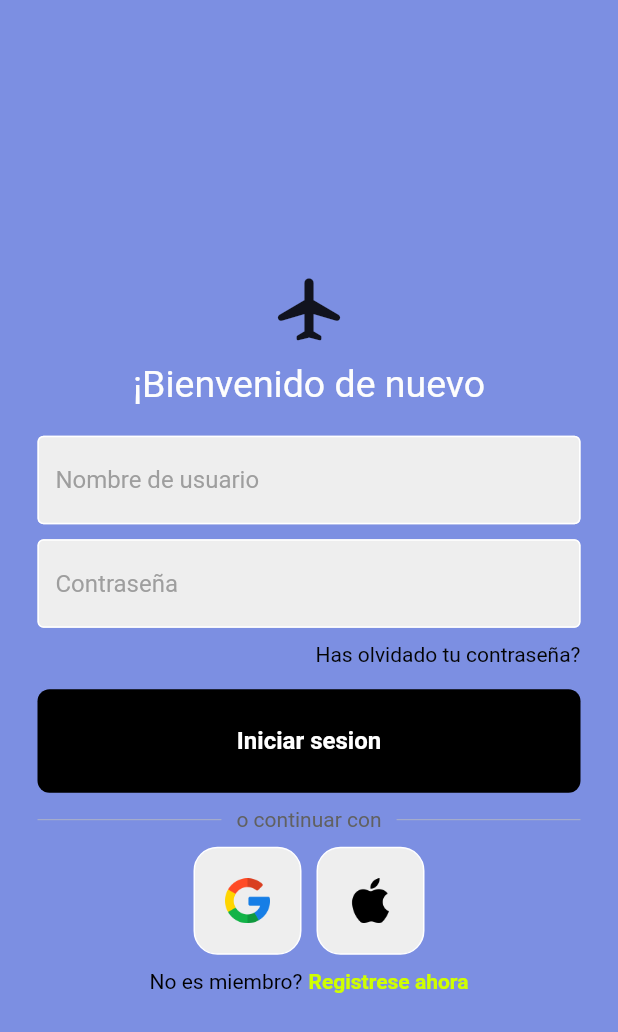
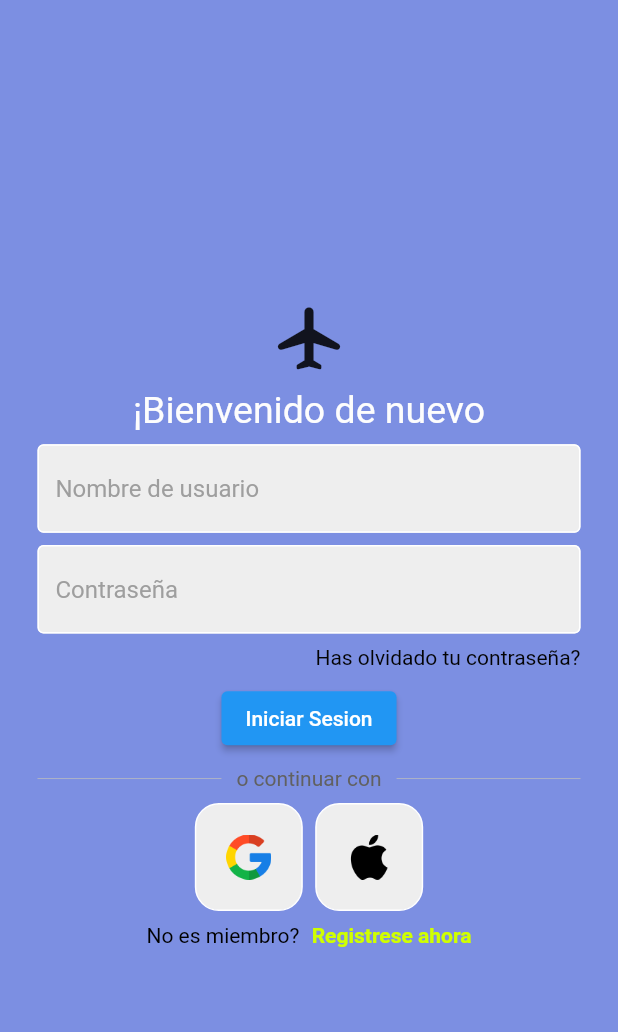
Before and after one commit to AlexanderPM-Dev/loginprueba, a Flutter app: the screen it shows after launch, on a phone screen of 412 x 824 dp. Shown: the top 1032 px of the screen. Run offline on Flutter 3.47's test engine with Material 2 defaults, Android fonts, the phone set to English and light mode, and no system bars.

Commit message:
first commit

```diff
--- a/lib/pages/login_page.dart
+++ b/lib/pages/login_page.dart
@@ -1,4 +1,5 @@
 import 'package:flutter/material.dart';
+import 'package:modernlogintute/Login/Bloc/login_bloc.dart';
 import 'package:modernlogintute/components/my_button.dart';
 import 'package:modernlogintute/components/my_textfield.dart';
 import 'package:modernlogintute/components/square_tile.dart';
@@ -13,27 +14,37 @@ class LoginPage extends StatelessWidget {
   // sign user in method
   void signUserIn() {}
 
+
+  //External vars
+  LoginBloc bloc = LoginBloc();
+
   @override
   Widget build(BuildContext context) {
+
+
+    // COMANDO PARA HACER RESPONSIVO EL FORMULARIO
+    Size size = MediaQuery.of(context).size;
+
     return Scaffold(
-      backgroundColor: Color.fromARGB(255, 124, 143, 226),
-      body: Container(
-        width: double.infinity,
+
+      body: Center(
+        child: Container(
+          width: size.width * 1,
           height: double.infinity,
+          color: Color.fromARGB(255, 124, 143, 226),
           child: SafeArea(
-
             child: Center(
               child: Column(
                 mainAxisAlignment: MainAxisAlignment.center,
                 children: [
-                const SizedBox(height: 20),
+                  SizedBox(height: size.height * 0.01),
                   // logo
                   const Icon(
                     Icons.local_airport_rounded,
                     size: 50,
                   ),
 
-                const SizedBox(height: 10),
+                  SizedBox(height:size.height * 0.01),
 
                   // welcome back, you've been missed!
                   const Center(
@@ -47,7 +58,7 @@ class LoginPage extends StatelessWidget {
                     ),
                   ),
 
-                const SizedBox(height: 20),
+                  SizedBox(height: size.height * 0.01),
 
                   // username textfield
                   MyTextField(
@@ -56,7 +67,7 @@ class LoginPage extends StatelessWidget {
                     obscureText: false,
                   ),
 
-                const SizedBox(height: 10),
+                  SizedBox(height: size.height * 0.01),
 
                   // password textfield
                   MyTextField(
@@ -65,7 +76,7 @@ class LoginPage extends StatelessWidget {
                     obscureText: true,
                   ),
 
-                const SizedBox(height: 10),
+                  SizedBox(height: size.height * 0.01),
 
                   // forgot password?
                   Padding(
@@ -81,14 +92,19 @@ class LoginPage extends StatelessWidget {
                     ),
                   ),
 
-                const SizedBox(height: 15),
+                  SizedBox(height: size.height * 0.01),
 
                   // sign in button
-                MyButton(
-                  onTap: signUserIn,
-                ),
+                  // MyButton(
+                  //   onTap: signUserIn,
+                  // ),
+                  buttonLoging(),
 
-                const SizedBox(height: 10),
+
+
+
+
+                  SizedBox(height: size.height * 0.01),
 
                   // or continue with
                   Padding(
@@ -118,23 +134,23 @@ class LoginPage extends StatelessWidget {
                     ),
                   ),
 
-                const SizedBox(height: 10),
+                SizedBox(height: size.height * 0.01),
 
                   // google + apple sign in buttons
                   Row(
                     mainAxisAlignment: MainAxisAlignment.center,
-                  children: const [
+                    children:  [
                       // google button
                       SquareTile(imagePath: 'lib/images/google.png'),
 
-                    SizedBox(width: 10),
+                      SizedBox(width: size.height * 0.01),
 
                       // apple button
                       SquareTile(imagePath: 'lib/images/apple.png')
                     ],
                   ),
 
-                const SizedBox(height: 10),
+                  SizedBox(height: size.height * 0.01),
 
                   // not a member? register now
                   Row(
@@ -146,7 +162,7 @@ class LoginPage extends StatelessWidget {
                           style: TextStyle(color: Color.fromARGB(255, 0, 0, 0)),
                         ),
                       ),
-                    SizedBox(width: 4),
+                      SizedBox(width: size.height * 0.01),
                       Text(
                         'Registrese ahora',
                         style: TextStyle(
@@ -161,6 +177,33 @@ class LoginPage extends StatelessWidget {
             ),
           ),
         ),
+      ),
     );
   }
+
+
+  imputLogings({required TextEditingController controller}) {
+                      return TextFormField(
+                        controller: controller,
+                        decoration: const InputDecoration(
+                          labelStyle: TextStyle(
+                            color: Color(0xFF6200EE),
+                          ),
+                          enabledBorder: UnderlineInputBorder(
+                            borderSide: BorderSide(color: Color(0xFF6200EE)),
+                          ),
+                        ),
+                      );
                     }
+  buttonLoging() {
+    return ElevatedButton(
+      onPressed: () {
+        // Respond to button press
+        bloc.requestLogin(user: usernameController.text, password: passwordController.text);
+      },
+      child: Text('Iniciar Sesion'),
+    );
+  }
+
+
+}
--- a/pubspec.yaml
+++ b/pubspec.yaml
@@ -36,6 +36,7 @@ dependencies:
   # The following adds the Cupertino Icons font to your application.
   # Use with the CupertinoIcons class for iOS style icons.
   cupertino_icons: ^1.0.2
+  http: ^0.13.5
 
 dev_dependencies:
   flutter_test:
```
Also changed, not shown: lib/Login/Bloc/login_bloc.dart (added, +25 -0 lines), lib/Login/Services/login_service.dart (added, +15 -0 lines), lib/Utils/internet.dart (added, +85 -0 lines), pubspec.lock. Lines whose indentation alone changed are shown as unchanged.
